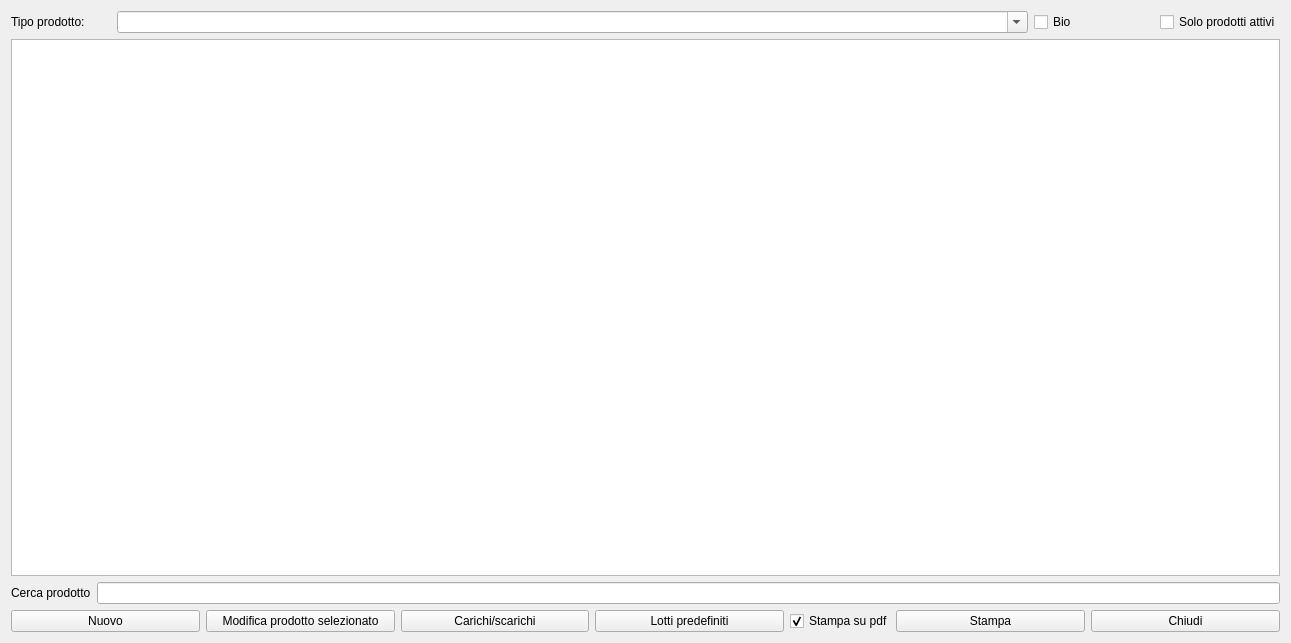
fblabs/hamlet-mod-sancon, file hprodottinew.ui: the form before one commit.
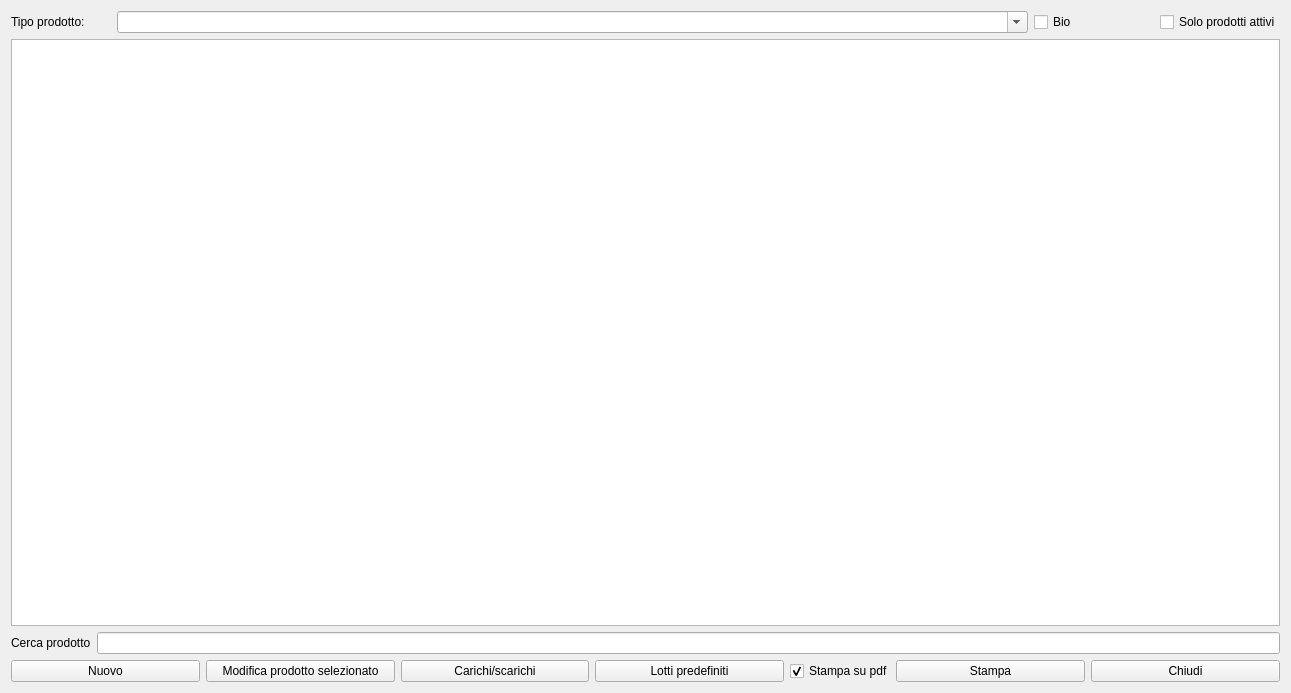
The form after the commit. Icons and pictures are not drawn.

```diff
--- a/hprodottinew.ui
+++ b/hprodottinew.ui
@@ -10,7 +10,7 @@
     <x>0</x>
     <y>0</y>
     <width>1291</width>
-    <height>643</height>
+    <height>693</height>
    </rect>
   </property>
   <property name="windowTitle">
```
